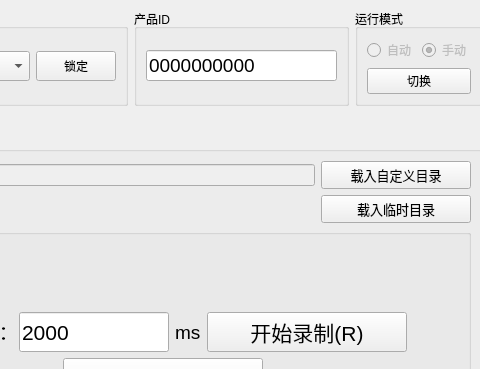
Above: mainwindow.ui from YeeeeRQ/SpeakerTest before the change; both pictures show x 187 to 667 and y 0 to 369 of the 800 by 600 pixel window. Below: the same form after it.
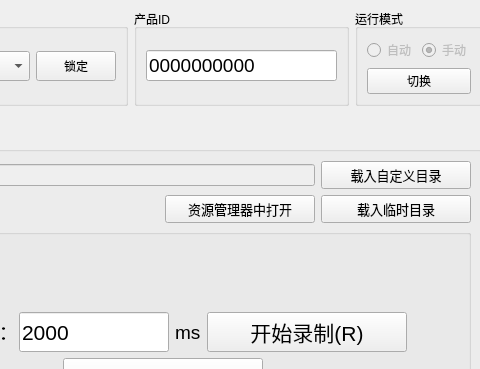
That is the form after the change. Custom widgets are drawn as their Qt base class.

What changed in the file:
```diff
--- a/mainwindow.ui
+++ b/mainwindow.ui
@@ -35,7 +35,7 @@
 }</string>
   </property>
   <widget class="QWidget" name="centralwidget">
-   <layout class="QHBoxLayout" name="horizontalLayout_10">
+   <layout class="QVBoxLayout" name="verticalLayout_11">
     <item>
      <widget class="QSplitter" name="splitter_2">
       <property name="orientation">
@@ -306,6 +306,24 @@
                     </property>
                    </spacer>
                   </item>
+                  <item>
+                   <widget class="QPushButton" name="btnOpenWithExplorer">
+                    <property name="minimumSize">
+                     <size>
+                      <width>150</width>
+                      <height>0</height>
+                     </size>
+                    </property>
+                    <property name="font">
+                     <font>
+                      <pointsize>10</pointsize>
+                     </font>
+                    </property>
+                    <property name="text">
+                     <string>资源管理器中打开</string>
+                    </property>
+                   </widget>
+                  </item>
                   <item>
                    <widget class="QPushButton" name="btnLoadTempWavDir">
                     <property name="minimumSize">
```
